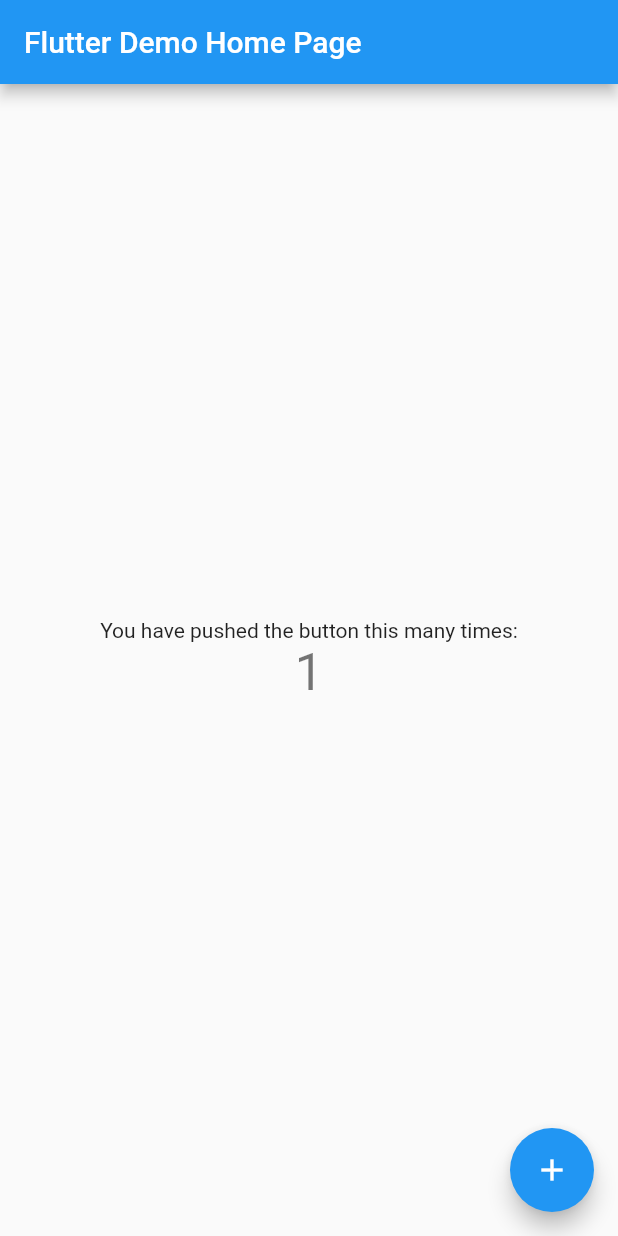
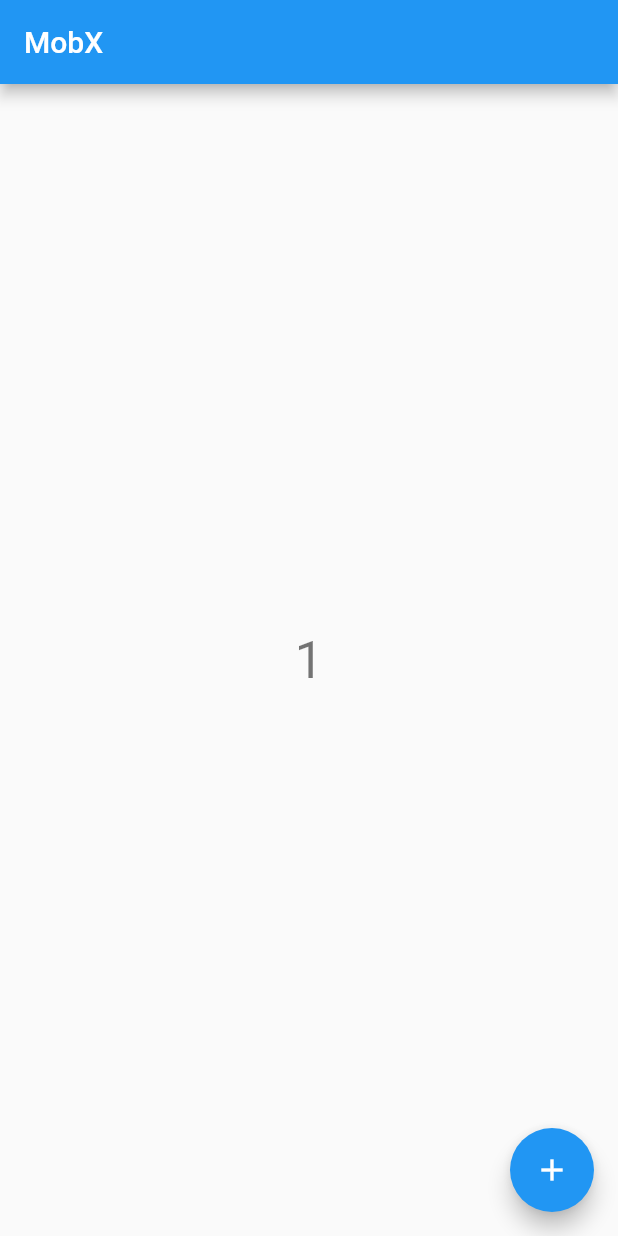
Before and after one commit to Wkerlyson/mobx-studies, a Flutter app: the screen it shows after launch, after a tap on the "add" icon, on a phone screen of 412 x 824 dp. Run offline on Flutter 3.47's test engine with Material 2 defaults, Android fonts, the phone set to English and light mode, and no system bars; our stand-ins replace flutter_mobx, mobx; generated files the repository leaves out were written again.

Commit message:
lesson 1 implemented

```diff
--- /dev/null
+++ b/lib/controller.dart
@@ -0,0 +1,15 @@
+import 'package:mobx/mobx.dart';
+
+part 'controller.g.dart';
+
+class Controller = ControllerBase with _$Controller;
+
+abstract class ControllerBase with Store {
+  @observable
+  int counter = 0;
+
+  @action
+  increment() {
+    counter++;
+  }
+}
--- /dev/null
+++ b/lib/home.dart
@@ -0,0 +1,38 @@
+import 'package:flutter/material.dart';
+import 'package:flutter_mobx/flutter_mobx.dart';
+import 'package:mobx_studies/controller.dart';
+
+class MyHomePage extends StatelessWidget {
+  final controller = Controller();
+
+  @override
+  Widget build(BuildContext context) {
+    return Scaffold(
+      appBar: AppBar(
+        title: Text('MobX'),
+      ),
+      body: Center(
+        child: Column(
+          mainAxisAlignment: MainAxisAlignment.center,
+          children: <Widget>[
+            Observer(
+              builder: (_) {
+                return Text(
+                  '${controller.counter}',
+                  style: Theme.of(context).textTheme.display1,
+                );
+              },
+            ),
+          ],
+        ),
+      ),
+      floatingActionButton: FloatingActionButton(
+        onPressed: () {
+          controller.increment();
+        },
+        tooltip: 'Increment',
+        child: Icon(Icons.add),
+      ), // This trailing comma makes auto-formatting nicer for build methods.
+    );
+  }
+}
--- a/lib/main.dart
+++ b/lib/main.dart
@@ -1,111 +1,17 @@
 import 'package:flutter/material.dart';
+import 'package:mobx_studies/home.dart';
 
 void main() => runApp(MyApp());
 
 class MyApp extends StatelessWidget {
-  // This widget is the root of your application.
   @override
   Widget build(BuildContext context) {
     return MaterialApp(
       title: 'Flutter Demo',
       theme: ThemeData(
-        // This is the theme of your application.
-        //
-        // Try running your application with "flutter run". You'll see the
-        // application has a blue toolbar. Then, without quitting the app, try
-        // changing the primarySwatch below to Colors.green and then invoke
-        // "hot reload" (press "r" in the console where you ran "flutter run",
-        // or simply save your changes to "hot reload" in a Flutter IDE).
-        // Notice that the counter didn't reset back to zero; the application
-        // is not restarted.
         primarySwatch: Colors.blue,
       ),
-      home: MyHomePage(title: 'Flutter Demo Home Page'),
+      home: MyHomePage(),
     );
   }
 }
-
-class MyHomePage extends StatefulWidget {
-  MyHomePage({Key key, this.title}) : super(key: key);
-
-  // This widget is the home page of your application. It is stateful, meaning
-  // that it has a State object (defined below) that contains fields that affect
-  // how it looks.
-
-  // This class is the configuration for the state. It holds the values (in this
-  // case the title) provided by the parent (in this case the App widget) and
-  // used by the build method of the State. Fields in a Widget subclass are
-  // always marked "final".
-
-  final String title;
-
-  @override
-  _MyHomePageState createState() => _MyHomePageState();
-}
-
-class _MyHomePageState extends State<MyHomePage> {
-  int _counter = 0;
-
-  void _incrementCounter() {
-    setState(() {
-      // This call to setState tells the Flutter framework that something has
-      // changed in this State, which causes it to rerun the build method below
-      // so that the display can reflect the updated values. If we changed
-      // _counter without calling setState(), then the build method would not be
-      // called again, and so nothing would appear to happen.
-      _counter++;
-    });
-  }
-
-  @override
-  Widget build(BuildContext context) {
-    // This method is rerun every time setState is called, for instance as done
-    // by the _incrementCounter method above.
-    //
-    // The Flutter framework has been optimized to make rerunning build methods
-    // fast, so that you can just rebuild anything that needs updating rather
-    // than having to individually change instances of widgets.
-    return Scaffold(
-      appBar: AppBar(
-        // Here we take the value from the MyHomePage object that was created by
-        // the App.build method, and use it to set our appbar title.
-        title: Text(widget.title),
-      ),
-      body: Center(
-        // Center is a layout widget. It takes a single child and positions it
-        // in the middle of the parent.
-        child: Column(
-          // Column is also a layout widget. It takes a list of children and
-          // arranges them vertically. By default, it sizes itself to fit its
-          // children horizontally, and tries to be as tall as its parent.
-          //
-          // Invoke "debug painting" (press "p" in the console, choose the
-          // "Toggle Debug Paint" action from the Flutter Inspector in Android
-          // Studio, or the "Toggle Debug Paint" command in Visual Studio Code)
-          // to see the wireframe for each widget.
-          //
-          // Column has various properties to control how it sizes itself and
-          // how it positions its children. Here we use mainAxisAlignment to
-          // center the children vertically; the main axis here is the vertical
-          // axis because Columns are vertical (the cross axis would be
-          // horizontal).
-          mainAxisAlignment: MainAxisAlignment.center,
-          children: <Widget>[
-            Text(
-              'You have pushed the button this many times:',
-            ),
-            Text(
-              '$_counter',
-              style: Theme.of(context).textTheme.display1,
-            ),
-          ],
-        ),
-      ),
-      floatingActionButton: FloatingActionButton(
-        onPressed: _incrementCounter,
-        tooltip: 'Increment',
-        child: Icon(Icons.add),
-      ), // This trailing comma makes auto-formatting nicer for build methods.
-    );
-  }
-}
--- a/pubspec.yaml
+++ b/pubspec.yaml
@@ -23,8 +23,12 @@ dependencies:
   # The following adds the Cupertino Icons font to your application.
   # Use with the CupertinoIcons class for iOS style icons.
   cupertino_icons: ^0.1.2
+  mobx:
+  flutter_mobx:
 
 dev_dependencies:
+  mobx_codegen:
+  build_runner:
   flutter_test:
     sdk: flutter
 
```
Also changed, not shown: lib/controller.g.dart (added), pubspec.lock.
